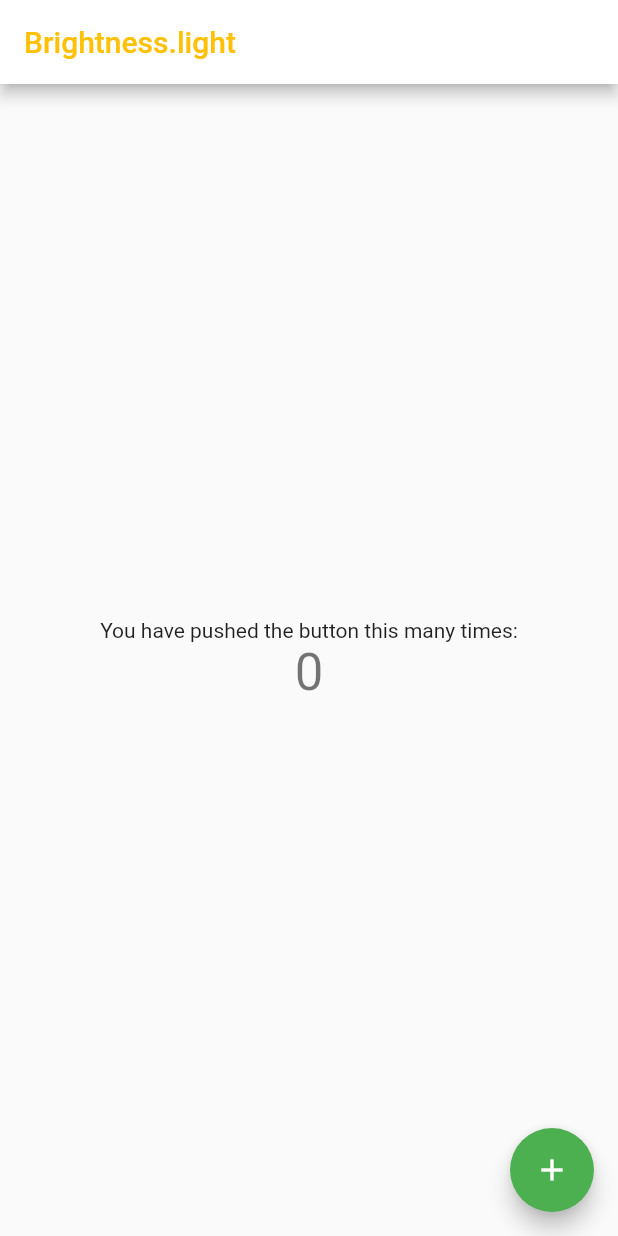
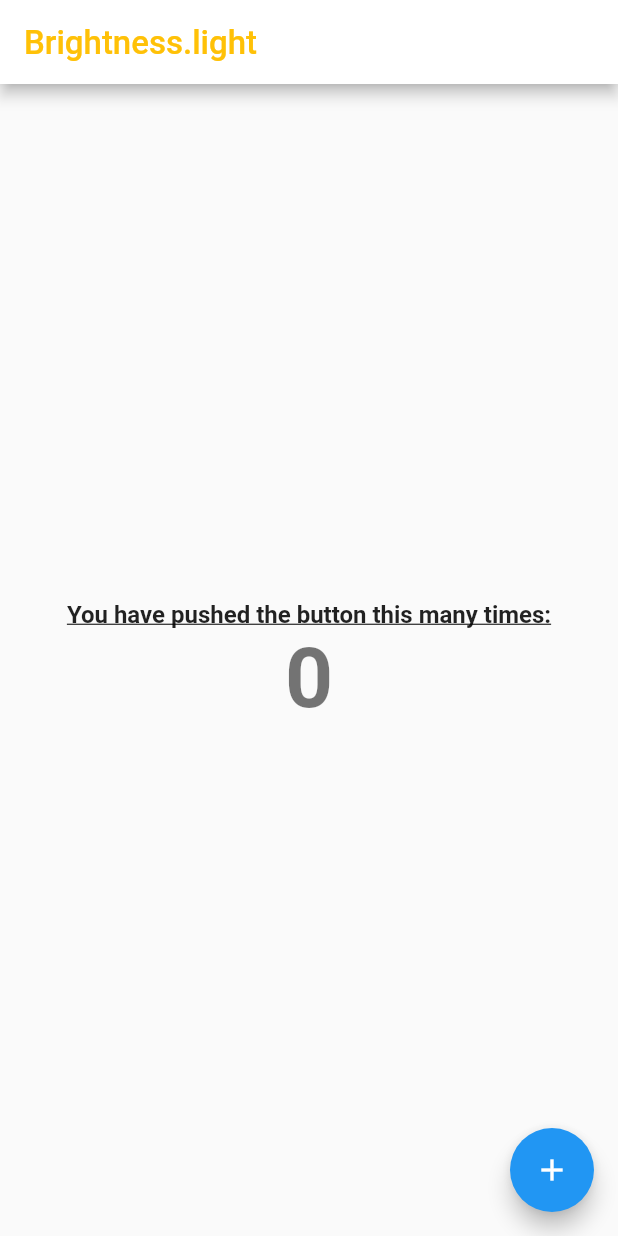
Before and after one commit to Quantit-Github/qui_flutter, a Flutter app: the screen it shows after launch, on a phone screen of 412 x 824 dp. Run offline on Flutter 3.47's test engine with Material 2 defaults, Android fonts, the phone set to English and light mode, and no system bars; our stand-ins replace shared_preferences; Roboto replaces fonts that are missing (Pretendard).

Commit message:
PQ-31 Typography 컴포넌트 구현

```diff
--- a/example/lib/main.dart
+++ b/example/lib/main.dart
@@ -3,6 +3,7 @@ import 'dart:developer';
 import 'package:flutter/material.dart';
 import 'package:qui_flutter/core/material/qui_theme.dart';
 import 'package:qui_flutter/core/mode.dart';
+import 'package:qui_flutter/style/theme.dart';
 
 void main() async {
   WidgetsFlutterBinding.ensureInitialized();
@@ -23,14 +24,7 @@ class MyApp extends StatelessWidget {
   Widget build(BuildContext context) {
     return QuiMaterialTheme(
       // User custom theme (light, dark)
-      light: ThemeData(
-        brightness: Brightness.light,
-        primarySwatch: Colors.green,
-      ),
-      dark: ThemeData(
-        brightness: Brightness.dark,
-        primarySwatch: Colors.amber,
-      ),
+
       initial: themeMode ?? QuiThemeMode.light,
       builder: (theme, light, dark) {
         log((light == dark).toString(), name: "light == dark");
@@ -124,12 +118,13 @@ class _MyHomePageState extends State<MyHomePage> {
           // wireframe for each widget.
           mainAxisAlignment: MainAxisAlignment.center,
           children: <Widget>[
-            const Text(
+            Text(
               'You have pushed the button this many times:',
+              style: Theme.of(context).textTheme.bodyLargeBoldUnderlined,
             ),
             Text(
               '$_counter',
-              style: Theme.of(context).textTheme.headlineMedium,
+              style: Theme.of(context).textTheme.displayLargeBold,
             ),
           ],
         ),
--- a/lib/core/material/qui_theme.dart
+++ b/lib/core/material/qui_theme.dart
@@ -3,6 +3,7 @@ import 'package:qui_flutter/core/inherited_qui_theme.dart';
 import 'package:qui_flutter/core/mode.dart';
 import 'package:qui_flutter/core/theme_manager.dart';
 import 'package:qui_flutter/core/theme_preferences.dart';
+import 'package:qui_flutter/style/theme.dart';
 
 // typedef QuiThemeBuilder = Widget Function(ThemeData light, ThemeData dark);
 typedef QuiThemeBuilder = Widget Function(
@@ -13,18 +14,18 @@ typedef QuiThemeBuilder = Widget Function(
 
 class QuiMaterialTheme extends StatefulWidget {
   const QuiMaterialTheme({
-    ThemeData? dark,
-    required this.light,
+    this.dark,
+    this.light,
     required this.builder,
     required this.initial,
     super.key,
-  }) : dark = dark ?? light;
+  });
 
   /// Represents the light theme for the app.
-  final ThemeData light;
+  final ThemeData? light;
 
   /// Represents the dark theme for the app. (Optional)
-  final ThemeData dark;
+  final ThemeData? dark;
 
   /// Provides a builder with access of light and dark theme. Intended to
   /// be used to return [MaterialApp].
@@ -56,8 +57,8 @@ class _QuiMaterialThemeState extends State<QuiMaterialTheme>
   void initState() {
     super.initState();
     initializeTheme(
-      light: widget.light,
-      dark: widget.dark,
+      light: widget.light ?? QuiTheme.light,
+      dark: widget.dark ?? QuiTheme.dark,
       initial: widget.initial,
     );
     WidgetsBinding.instance.addObserver(this);
@@ -97,8 +98,8 @@ class _QuiMaterialThemeState extends State<QuiMaterialTheme>
   @override
   Future<bool> reset() async {
     setTheme(
-      light: widget.light,
-      dark: widget.dark,
+      light: widget.light ?? QuiTheme.light,
+      dark: widget.dark ?? QuiTheme.dark,
       notify: false,
     );
     return super.reset();
--- /dev/null
+++ b/lib/style/theme.dart
@@ -0,0 +1,121 @@
+import 'package:flutter/material.dart';
+
+const fontFamily = "Pretendard";
+
+class QuiTheme {
+  static ThemeData get light => ThemeData(
+        brightness: Brightness.light,
+        primaryColor: Colors.white,
+        splashColor: Colors.transparent,
+        fontFamily: fontFamily,
+        textTheme: QuiTextTheme.textTheme,
+      );
+
+  static ThemeData get dark => ThemeData(
+        brightness: Brightness.dark,
+        primaryColor: Colors.black,
+        splashColor: Colors.transparent,
+        fontFamily: fontFamily,
+        textTheme: QuiTextTheme.textTheme,
+      );
+}
+
+class QuiTextTheme {
+  static get textTheme => const TextTheme(
+        displayLarge: TextStyle(
+          fontSize: 56,
+          height: 64 / 56,
+        ),
+        displayMedium: TextStyle(
+          fontSize: 44,
+          height: 52 / 44,
+        ),
+        displaySmall: TextStyle(
+          fontSize: 36,
+          height: 44 / 36,
+        ),
+        headlineLarge: TextStyle(
+          fontSize: 32,
+          height: 40 / 32,
+        ),
+        headlineMedium: TextStyle(
+          fontSize: 28,
+          height: 36 / 28,
+        ),
+        headlineSmall: TextStyle(
+          fontSize: 24,
+          height: 32 / 24,
+        ),
+        titleLarge: TextStyle(
+          fontSize: 22,
+          height: 28 / 22,
+        ),
+        titleMedium: TextStyle(
+          fontSize: 18,
+          height: 24 / 18,
+        ),
+        bodyLarge: TextStyle(
+          fontSize: 16,
+          height: 24 / 16,
+        ),
+        bodyMedium: TextStyle(
+          fontSize: 14,
+          height: 20 / 14,
+        ),
+        bodySmall: TextStyle(
+          fontSize: 12,
+          height: 16 / 12,
+        ),
+        labelLarge: TextStyle(
+          fontSize: 14,
+          height: 20 / 14,
+        ),
+        labelMedium: TextStyle(
+          fontSize: 12,
+          height: 16 / 12,
+        ),
+        labelSmall: TextStyle(
+          fontSize: 10,
+          height: 14 / 10,
+        ),
+      );
+}
+
+extension TextThemeExtension on TextTheme {
+  TextStyle get displayLargeBold =>
+      displayLarge!.copyWith(fontWeight: FontWeight.w700);
+  TextStyle get displayMediumBold =>
+      displayMedium!.copyWith(fontWeight: FontWeight.w700);
+  TextStyle get displaySmallBold =>
+      displaySmall!.copyWith(fontWeight: FontWeight.w700);
+  TextStyle get headlineLargeBold =>
+      headlineLarge!.copyWith(fontWeight: FontWeight.w700);
+  TextStyle get headlineMediumBold =>
+      headlineMedium!.copyWith(fontWeight: FontWeight.w700);
+  TextStyle get headlineSmallBold =>
+      headlineSmall!.copyWith(fontWeight: FontWeight.w700);
+  TextStyle get titleLargeBold =>
+      titleLarge!.copyWith(fontWeight: FontWeight.w700);
+  TextStyle get titleMediumBold =>
+      titleMedium!.copyWith(fontWeight: FontWeight.w700);
+  TextStyle get bodyLargeBold =>
+      bodyLarge!.copyWith(fontWeight: FontWeight.w700);
+  TextStyle get bodyLargeBoldUnderlined => bodyLarge!.copyWith(
+        fontWeight: FontWeight.w700,
+        decoration: TextDecoration.underline,
+      );
+  TextStyle get bodyMediumBold =>
+      bodyMedium!.copyWith(fontWeight: FontWeight.w700);
+  TextStyle get bodyMediumBoldUnderlined => bodyMedium!.copyWith(
+        fontWeight: FontWeight.w700,
+        decoration: TextDecoration.underline,
+      );
+  TextStyle get bodySmallBold =>
+      bodySmall!.copyWith(fontWeight: FontWeight.w700);
+  TextStyle get labelLargeBold =>
+      labelLarge!.copyWith(fontWeight: FontWeight.w700);
+  TextStyle get labelMediumBold =>
+      labelMedium!.copyWith(fontWeight: FontWeight.w700);
+  TextStyle get labelSmallBold =>
+      labelSmall!.copyWith(fontWeight: FontWeight.w700);
+}
```
Also changed, not shown: pubspec.yaml (+22 -12 lines), example/pubspec.lock, 12 other files.
